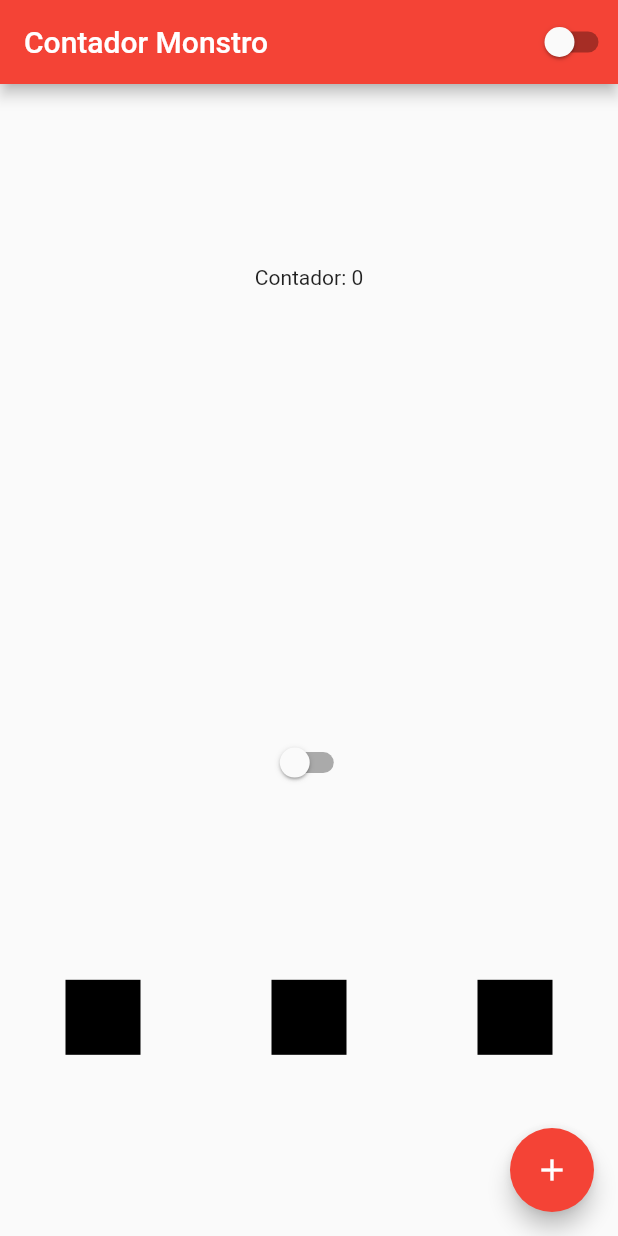
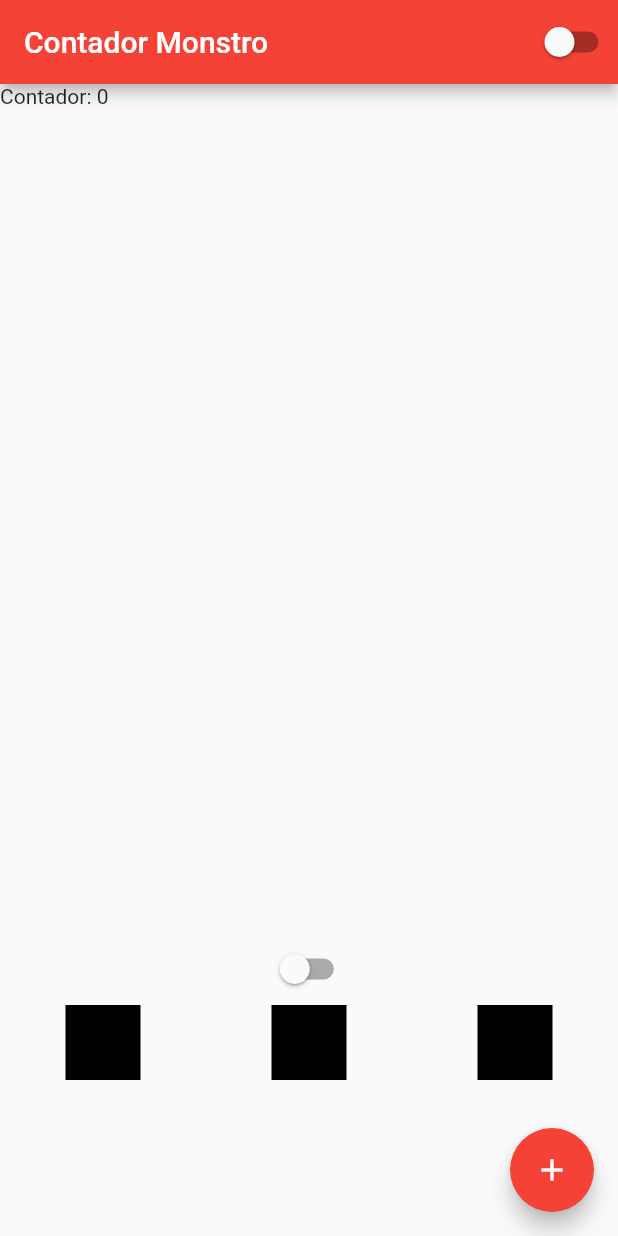
Before and after one commit to AdanRMS/cursoFlutter, a Flutter app: the screen it shows after launch, on a phone screen of 412 x 824 dp. Run offline on Flutter 3.47's test engine with Material 2 defaults, Android fonts, the phone set to English and light mode, and no system bars.

Commit message:
Finalizando aula #16 - Listview

```diff
--- a/lib/home_page.dart
+++ b/lib/home_page.dart
@@ -1,4 +1,5 @@
 import 'package:flutter/material.dart';
+import 'package:flutter/rendering.dart';
 
 import 'app_controller.dart';
 
@@ -22,13 +23,41 @@ class homePageState extends State<homePage> {
       body: Container(
         width: double.infinity, //Largura da coluna
         height: double.infinity, //Altura da coluna
-        child: Column(
-          mainAxisAlignment:
-              MainAxisAlignment.spaceEvenly, //alinhamento das colunas
-          crossAxisAlignment:
-              CrossAxisAlignment.center, //alinhamento das colunas
+        child: ListView(
+          scrollDirection: Axis.vertical,
+          //Axis.horizontal para criar um scroll na horizantal como o catálogo da Netflix
           children: [
             Text('Contador: $cont'),
+            Container(
+              height: 50,
+            ),
+            Container(
+              height: 50,
+            ),
+            Container(
+              height: 50,
+            ),
+            Container(
+              height: 50,
+            ),
+            Container(
+              height: 50,
+            ),
+            Container(
+              height: 50,
+            ),
+            Container(
+              height: 50,
+            ),
+            Container(
+              height: 50,
+            ),
+            Container(
+              height: 50,
+            ),
+            Container(
+              height: 50,
+            ),
             Container(
               height: 50,
             ),
```
